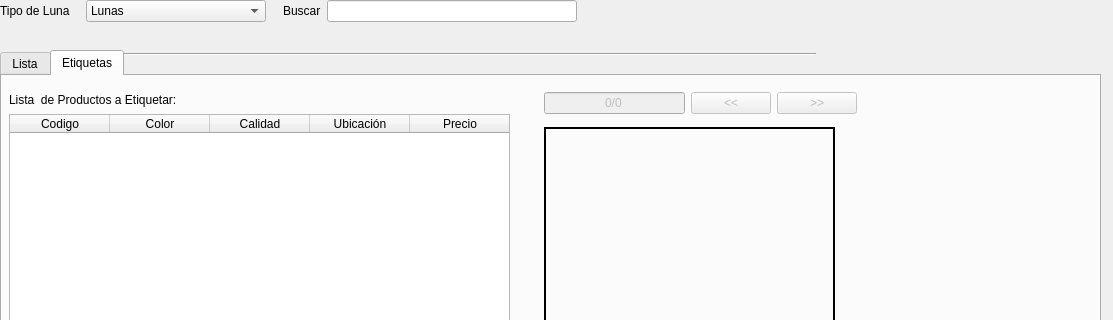
rodety/manager, file producto/ui_producto.ui: the form before one commit; both pictures show x 0 to 1113 and y 0 to 320 of the 1113 by 794 pixel window.
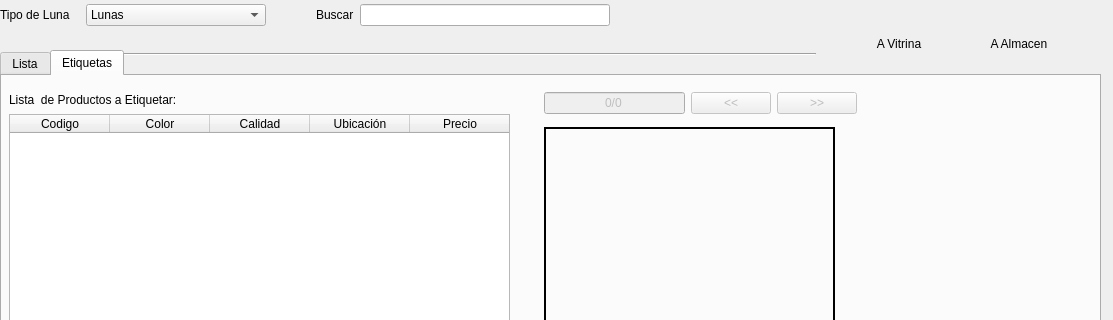
The form after the commit. The open tabs and pages were chosen to show the change. Icons and pictures are not drawn.

Diff of the .ui file:
```diff
--- a/producto/ui_producto.ui
+++ b/producto/ui_producto.ui
@@ -363,7 +363,15 @@
     <zorder>pushButton_siguiente</zorder>
    </widget>
   </widget>
-  <widget class="QWidget" name="">
+  <widget class="QWidget" name="layoutWidget">
+   <property name="geometry">
+    <rect>
+     <x>0</x>
+     <y>0</y>
+     <width>745</width>
+     <height>31</height>
+    </rect>
+   </property>
    <layout class="QGridLayout" name="gridLayout_15">
     <item row="0" column="4">
      <spacer name="horizontalSpacer_8">
@@ -496,6 +504,38 @@
     </item>
    </layout>
   </widget>
+  <widget class="QPushButton" name="btnToVitrina">
+   <property name="geometry">
+    <rect>
+     <x>850</x>
+     <y>30</y>
+     <width>98</width>
+     <height>27</height>
+    </rect>
+   </property>
+   <property name="text">
+    <string>A Vitrina</string>
+   </property>
+   <property name="flat">
+    <bool>true</bool>
+   </property>
+  </widget>
+  <widget class="QPushButton" name="btnToAlmacen">
+   <property name="geometry">
+    <rect>
+     <x>970</x>
+     <y>30</y>
+     <width>98</width>
+     <height>27</height>
+    </rect>
+   </property>
+   <property name="text">
+    <string>A Almacen</string>
+   </property>
+   <property name="flat">
+    <bool>true</bool>
+   </property>
+  </widget>
  </widget>
  <tabstops>
   <tabstop>lineEdit_buscar</tabstop>
```
Left out of the diff: 12 changed lines with no effect on the pictures.
